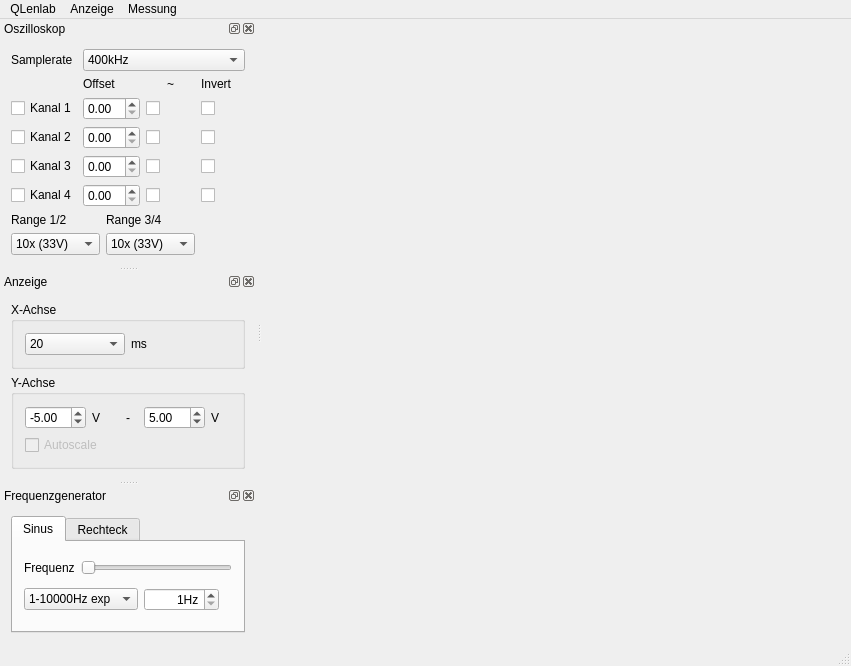
Before: the Qt Designer form qlenlab.ui in flesniak/qlenlab, drawn with Qt 5.
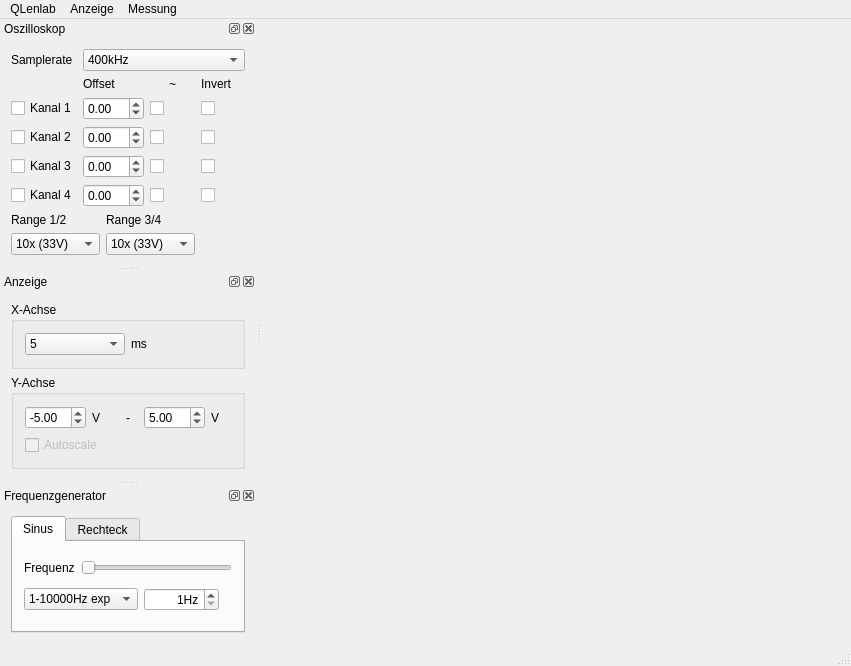
After: the same form once the commit is applied.

What changed in the file:
```diff
--- a/qlenlab.ui
+++ b/qlenlab.ui
@@ -153,7 +153,14 @@
       </widget>
      </item>
      <item row="2" column="1">
-      <widget class="QDoubleSpinBox" name="doubleSpinBox_ch1_offset"/>
+      <widget class="QDoubleSpinBox" name="doubleSpinBox_ch1_offset">
+       <property name="minimum">
+        <double>-40.000000000000000</double>
+       </property>
+       <property name="maximum">
+        <double>40.000000000000000</double>
+       </property>
+      </widget>
      </item>
      <item row="2" column="2">
       <widget class="QCheckBox" name="checkBox_ch1_alt">
@@ -177,7 +184,14 @@
       </widget>
      </item>
      <item row="3" column="1">
-      <widget class="QDoubleSpinBox" name="doubleSpinBox_ch2_offset"/>
+      <widget class="QDoubleSpinBox" name="doubleSpinBox_ch2_offset">
+       <property name="minimum">
+        <double>-40.000000000000000</double>
+       </property>
+       <property name="maximum">
+        <double>40.000000000000000</double>
+       </property>
+      </widget>
      </item>
      <item row="3" column="2">
       <widget class="QCheckBox" name="checkBox_ch2_alt">
@@ -201,7 +215,14 @@
       </widget>
      </item>
      <item row="4" column="1">
-      <widget class="QDoubleSpinBox" name="doubleSpinBox_ch3_offset"/>
+      <widget class="QDoubleSpinBox" name="doubleSpinBox_ch3_offset">
+       <property name="minimum">
+        <double>-40.000000000000000</double>
+       </property>
+       <property name="maximum">
+        <double>40.000000000000000</double>
+       </property>
+      </widget>
      </item>
      <item row="4" column="2">
       <widget class="QCheckBox" name="checkBox_ch3_alt">
@@ -225,7 +246,14 @@
       </widget>
      </item>
      <item row="6" column="1">
-      <widget class="QDoubleSpinBox" name="doubleSpinBox_ch4_offset"/>
+      <widget class="QDoubleSpinBox" name="doubleSpinBox_ch4_offset">
+       <property name="minimum">
+        <double>-40.000000000000000</double>
+       </property>
+       <property name="maximum">
+        <double>40.000000000000000</double>
+       </property>
+      </widget>
      </item>
      <item row="6" column="2">
       <widget class="QCheckBox" name="checkBox_ch4_alt">
@@ -251,33 +279,6 @@
         </widget>
        </item>
        <item row="1" column="0">
-        <widget class="QComboBox" name="comboBox_range2">
-         <property name="currentIndex">
-          <number>3</number>
-         </property>
-         <item>
-          <property name="text">
-           <string>0.5x (1.6V)</string>
-          </property>
-         </item>
-         <item>
-          <property name="text">
-           <string>1.0x (3.3V)</string>
-          </property>
-         </item>
-         <item>
-          <property name="text">
-           <string>2.0x (6.6V)</string>
-          </property>
-         </item>
-         <item>
-          <property name="text">
-           <string>10x (33V)</string>
-          </property>
-         </item>
-        </widget>
-       </item>
-       <item row="1" column="1">
         <widget class="QComboBox" name="comboBox_range1">
          <property name="currentIndex">
           <number>3</number>
@@ -304,6 +305,33 @@
          </item>
         </widget>
        </item>
+       <item row="1" column="1">
+        <widget class="QComboBox" name="comboBox_range2">
+         <property name="currentIndex">
+          <number>3</number>
+         </property>
+         <item>
+          <property name="text">
+           <string>0.5x (1.6V)</string>
+          </property>
+         </item>
+         <item>
+          <property name="text">
+           <string>1.0x (3.3V)</string>
+          </property>
+         </item>
+         <item>
+          <property name="text">
+           <string>2.0x (6.6V)</string>
+          </property>
+         </item>
+         <item>
+          <property name="text">
+           <string>10x (33V)</string>
+          </property>
+         </item>
+        </widget>
+       </item>
       </layout>
      </item>
      <item row="8" column="0">
@@ -349,6 +377,16 @@
        <layout class="QHBoxLayout" name="horizontalLayout">
         <item>
          <widget class="QComboBox" name="comboBox_xaxis">
+          <item>
+           <property name="text">
+            <string>5</string>
+           </property>
+          </item>
+          <item>
+           <property name="text">
+            <string>10</string>
+           </property>
+          </item>
           <item>
            <property name="text">
             <string>20</string>
```
Left out of the diff: 6 changed lines with no effect on the pictures.
